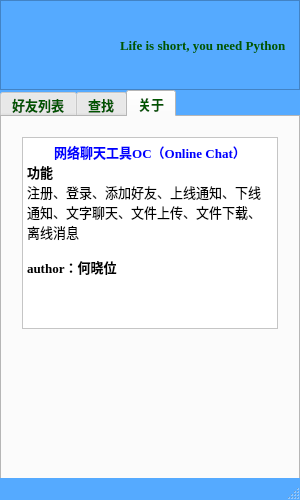
Qt form client/main.ui (onestraw/pychat) before a commit.
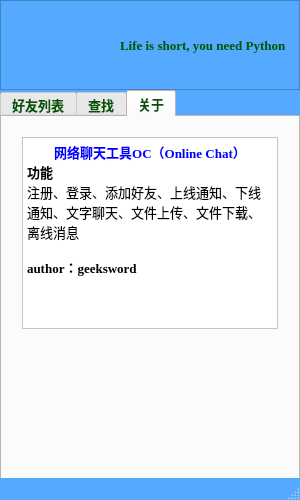
The same form after that commit. The open tabs and pages were chosen to show the change. Icons and pictures are not drawn.

```diff
--- a/client/main.ui
+++ b/client/main.ui
@@ -367,7 +367,7 @@
 &lt;p style=&quot; margin-top:0px; margin-bottom:0px; margin-left:0px; margin-right:0px; -qt-block-indent:0; text-indent:0px;&quot;&gt;功能&lt;/p&gt;
 &lt;p style=&quot; margin-top:0px; margin-bottom:0px; margin-left:0px; margin-right:0px; -qt-block-indent:0; text-indent:0px;&quot;&gt;&lt;span style=&quot; font-weight:400;&quot;&gt;注册、登录、添加好友、上线通知、下线通知、文字聊天、文件上传、文件下载、离线消息&lt;/span&gt;&lt;/p&gt;
 &lt;p style=&quot;-qt-paragraph-type:empty; margin-top:0px; margin-bottom:0px; margin-left:0px; margin-right:0px; -qt-block-indent:0; text-indent:0px;&quot;&gt;&lt;br /&gt;&lt;/p&gt;
-&lt;p style=&quot; margin-top:0px; margin-bottom:0px; margin-left:0px; margin-right:0px; -qt-block-indent:0; text-indent:0px;&quot;&gt;author：何晓位&lt;/p&gt;&lt;/body&gt;&lt;/html&gt;</string>
+&lt;p style=&quot; margin-top:0px; margin-bottom:0px; margin-left:0px; margin-right:0px; -qt-block-indent:0; text-indent:0px;&quot;&gt;author：geeksword&lt;/p&gt;&lt;/body&gt;&lt;/html&gt;</string>
       </property>
      </widget>
     </widget>
```
